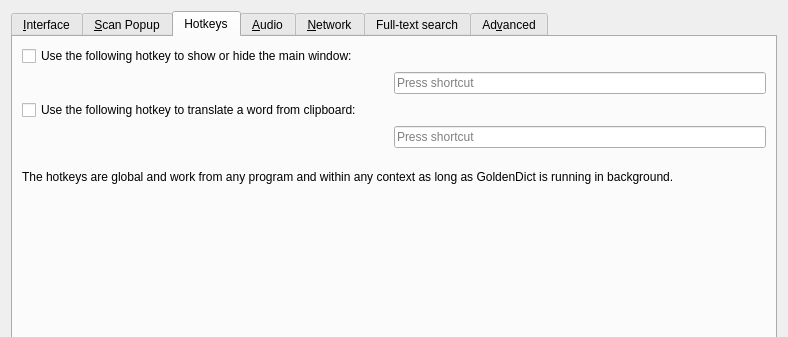
This is src/ui/preferences.ui in Group8-IMIS/ABD_Dictionary as Qt 5 draws it before an edit; both pictures show x 0 to 788 and y 0 to 337 of the 788 by 730 pixel window. The edited form follows.
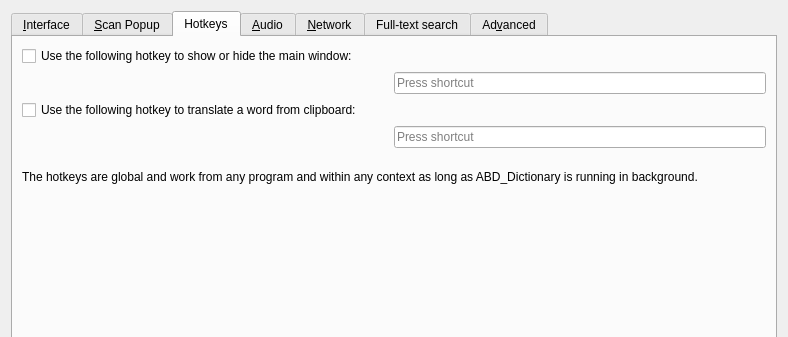
This is the edited form. The open tabs and pages were chosen to show the change. Icons and pictures are not drawn. Custom widgets are drawn as their Qt base class.

What changed in the file:
```diff
--- a/src/ui/preferences.ui
+++ b/src/ui/preferences.ui
@@ -904,7 +904,7 @@
        <item>
         <widget class="QLabel" name="label_8">
          <property name="text">
-          <string>The hotkeys are global and work from any program and within any context as long as GoldenDict is running in background.</string>
+          <string>The hotkeys are global and work from any program and within any context as long as ABD_Dictionary is running in background.</string>
          </property>
          <property name="wordWrap">
           <bool>true</bool>
```
Left out of the diff: 6 changed lines with no effect on the pictures.
